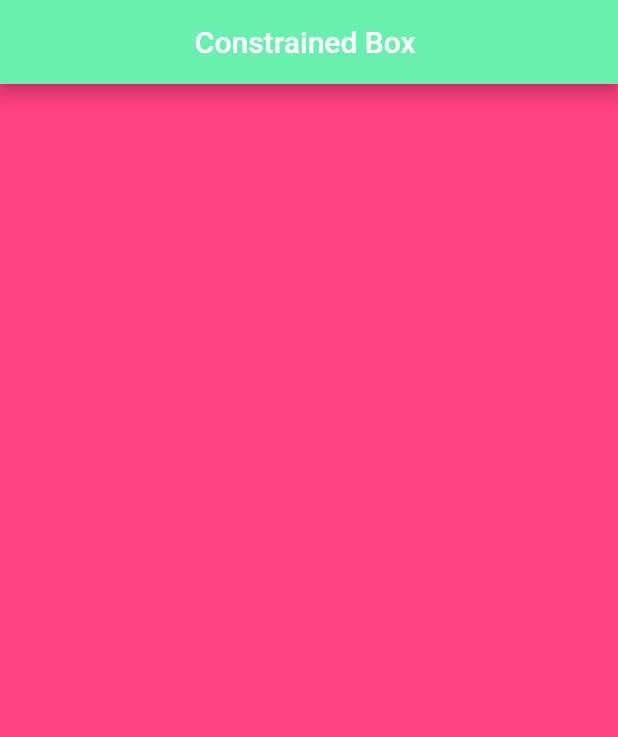
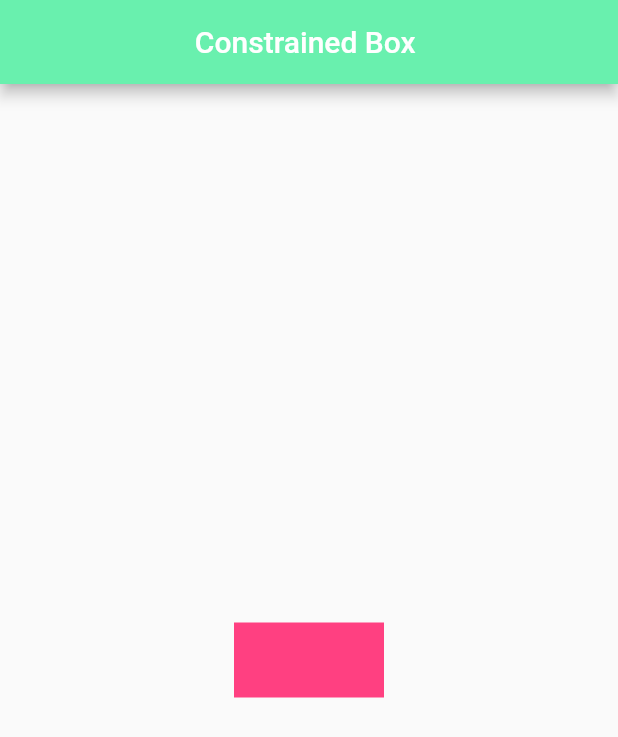
Before and after one commit to Er-Jrsingh/fluty_learn, a Flutter app: the screen it shows after launch, on a phone screen of 412 x 824 dp. Shown: the top 737 px of the screen. Run offline on Flutter 3.47's test engine with Material 2 defaults, Android fonts, the phone set to English and light mode, and no system bars; Roboto replaces fonts that are missing (cursive).

Commit message:
Set Only max size not min size  using loose()

```diff
--- a/lib/main.dart
+++ b/lib/main.dart
@@ -1,3 +1,5 @@
+import 'dart:math';
+
 import 'package:flutter/material.dart';
 
 void main() {
@@ -25,7 +27,7 @@ class MyApp extends StatelessWidget {
       ),
       body: Center(
         child: ConstrainedBox(
-          constraints: BoxConstraints.expand(),
+          constraints: BoxConstraints.loose(Size(100,50)),
           child: Container(
             width: 600,
             height: 600,
```
